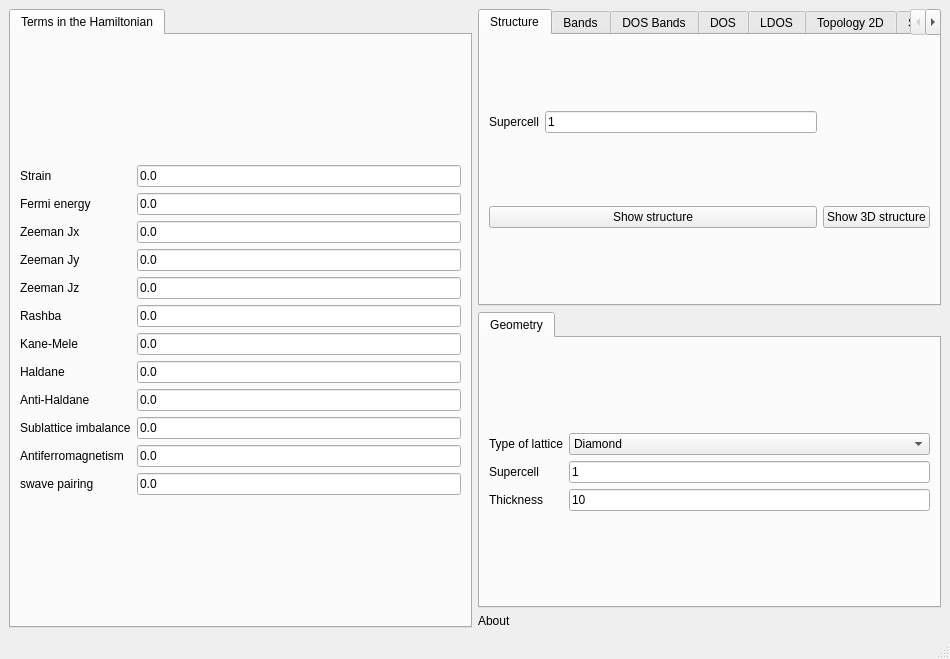
Before: the Qt Designer form development/interface-pyqt/2dslab/interface.ui in joselado/quantum-honeycomp, drawn with Qt 5.
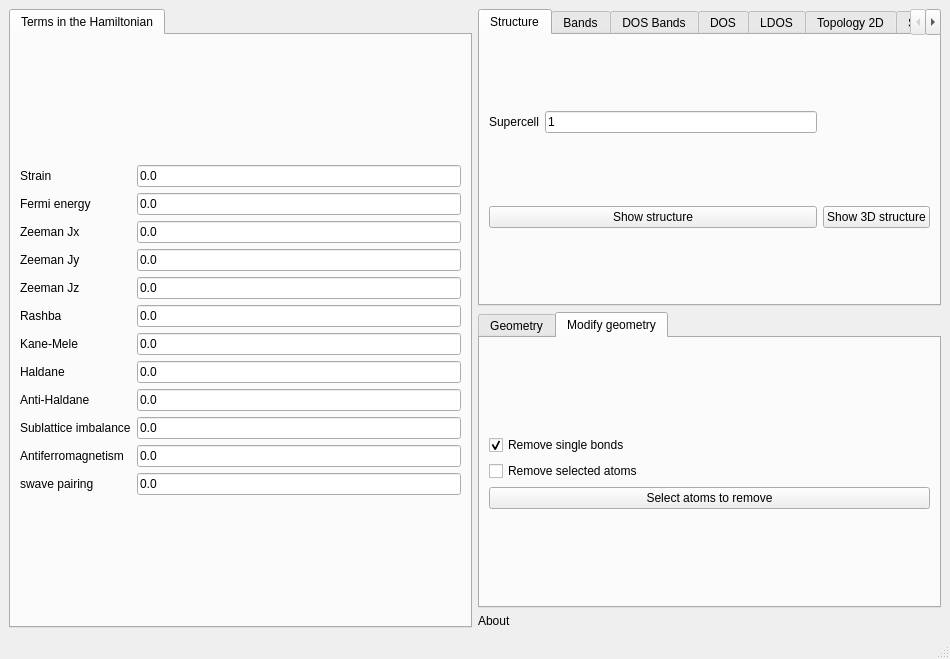
After: the same form once the commit is applied. The open tabs and pages were chosen to show the change.

The edit to the form file:
```diff
--- a/development/interface-pyqt/2dslab/interface.ui
+++ b/development/interface-pyqt/2dslab/interface.ui
@@ -797,7 +797,7 @@
     <item row="1" column="1">
      <widget class="QTabWidget" name="tabWidget">
       <property name="currentIndex">
-       <number>0</number>
+       <number>1</number>
       </property>
       <property name="documentMode">
        <bool>false</bool>
@@ -873,6 +873,44 @@
         </item>
        </layout>
       </widget>
+      <widget class="QWidget" name="tab_14">
+       <attribute name="title">
+        <string>Modify geometry</string>
+       </attribute>
+       <layout class="QVBoxLayout" name="verticalLayout">
+        <item>
+         <layout class="QGridLayout" name="gridLayout_27">
+          <item row="0" column="0">
+           <widget class="QCheckBox" name="remove_single_bonded">
+            <property name="toolTip">
+             <string>Remove atoms that have a single bond in the structure</string>
+            </property>
+            <property name="text">
+             <string>Remove single bonds</string>
+            </property>
+            <property name="checked">
+             <bool>true</bool>
+            </property>
+           </widget>
+          </item>
+          <item row="1" column="0">
+           <widget class="QCheckBox" name="remove_selected">
+            <property name="text">
+             <string>Remove selected atoms</string>
+            </property>
+           </widget>
+          </item>
+          <item row="2" column="0">
+           <widget class="QPushButton" name="select_atoms_removal">
+            <property name="text">
+             <string>Select atoms to remove</string>
+            </property>
+           </widget>
+          </item>
+         </layout>
+        </item>
+       </layout>
+      </widget>
      </widget>
     </item>
     <item row="2" column="1">
```
Left out of the diff: 2 changed lines with no effect on the pictures.
